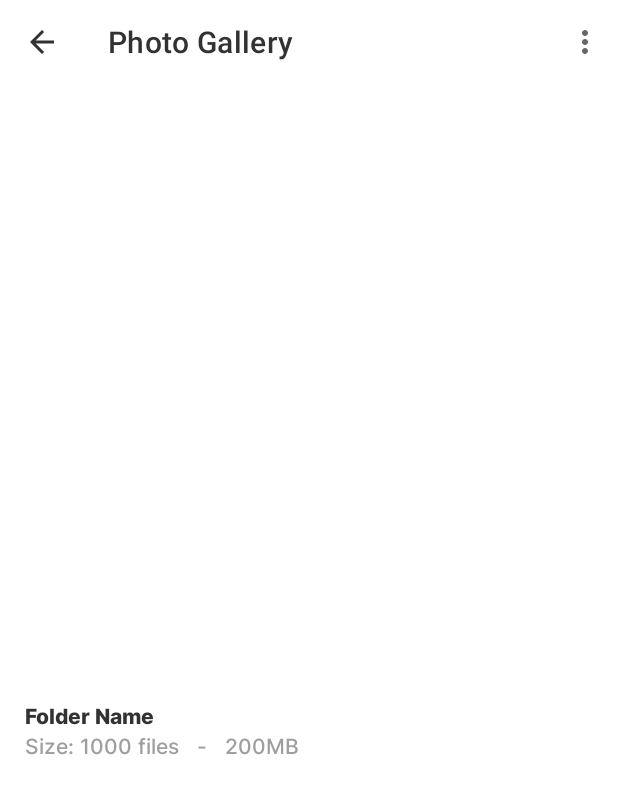
After one commit to doctor-blue/photo-gallery, an Android app built with Jetpack Compose: the layout fragment_copy_moving_file.xml on its own in the app's theme, with its tools: preview values and no code run, on a phone screen of 412 x 824 dp. The commit adds this screen. Shown: the top 794 px of the screen. Run offline under Robolectric (Android 15) with nearby library versions, the phone set to English and light mode, and no system bars.

Commit message:
ui copy & moving files

```diff
--- a/app/src/main/java/com/devcomentry/photogallery/presention/albums/AlbumsFragment.kt
+++ b/app/src/main/java/com/devcomentry/photogallery/presention/albums/AlbumsFragment.kt
@@ -28,7 +28,6 @@ class AlbumsFragment : BaseFragment<FragmentAlbumsBinding>(R.layout.fragment_alb
                     files.map { it.size }.sum()
                 )
             }
-//            folderSize = 0f
 
             albumAdapter.submitList(folderDetails)
             showEmptyLisLayout(folderDetails.isEmpty())
--- a/app/src/main/java/com/devcomentry/photogallery/presention/albums/AlbumsFragmentEx.kt
+++ b/app/src/main/java/com/devcomentry/photogallery/presention/albums/AlbumsFragmentEx.kt
@@ -1,7 +1,6 @@
 package com.devcomentry.photogallery.presention.albums
 
 import android.view.MenuItem
-import android.widget.Toast
 import com.devcomentry.photogallery.R
 import com.devcomentry.photogallery.presention.utils.gone
 import com.devcomentry.photogallery.presention.utils.show
@@ -31,7 +30,6 @@ fun AlbumsFragment.onToolbarItemClick(item: MenuItem) {
         }
         R.id.mnu_settings -> {
             safeNav(R.id.albumsFragment, R.id.settingFragment)
-            Toast.makeText(context, "Setting", Toast.LENGTH_SHORT).show()
         }
     }
 }
--- /dev/null
+++ b/app/src/main/res/drawable/ic_add.xml
@@ -0,0 +1,5 @@
+<vector android:height="24dp" android:tint="#323232"
+    android:viewportHeight="24" android:viewportWidth="24"
+    android:width="24dp" xmlns:android="http://schemas.android.com/apk/res/android">
+    <path android:fillColor="@android:color/white" android:pathData="M19,13h-6v6h-2v-6H5v-2h6V5h2v6h6v2z"/>
+</vector>
--- /dev/null
+++ b/app/src/main/res/layout/fragment_copy_moving_file.xml
@@ -0,0 +1,48 @@
+<?xml version="1.0" encoding="utf-8"?>
+<layout xmlns:android="http://schemas.android.com/apk/res/android"
+    xmlns:app="http://schemas.android.com/apk/res-auto"
+    xmlns:tools="http://schemas.android.com/tools">
+
+    <data>
+
+    </data>
+
+    <androidx.constraintlayout.widget.ConstraintLayout
+        android:layout_width="match_parent"
+        android:layout_height="match_parent">
+
+        <androidx.coordinatorlayout.widget.CoordinatorLayout
+            android:layout_width="match_parent"
+            android:layout_height="match_parent">
+
+            <com.google.android.material.appbar.AppBarLayout
+                android:layout_width="match_parent"
+                android:layout_height="wrap_content"
+                android:orientation="vertical"
+                app:elevation="0dp">
+
+                <androidx.appcompat.widget.Toolbar
+                    android:id="@+id/toolbar"
+                    app:navigationIcon="@drawable/ic_arrow_back"
+                    android:layout_width="match_parent"
+                    android:layout_height="?attr/actionBarSize"
+                    app:layout_scrollFlags="scroll|enterAlways|snap"
+                    app:menu="@menu/album_menu"
+                    app:title="@string/app_name"
+                    app:titleTextColor="@color/text_light" />
+
+            </com.google.android.material.appbar.AppBarLayout>
+
+            <androidx.recyclerview.widget.RecyclerView
+                android:id="@+id/rcv_list_album"
+                android:layout_width="match_parent"
+                android:layout_height="wrap_content"
+                android:layout_marginTop="@dimen/space_screen_small"
+                android:paddingHorizontal="@dimen/space_screen_super_small"
+                app:layout_behavior="@string/appbar_scrolling_view_behavior"
+                tools:listitem="@layout/album_folder_item" />
+
+        </androidx.coordinatorlayout.widget.CoordinatorLayout>
+
+    </androidx.constraintlayout.widget.ConstraintLayout>
+</layout>
--- a/app/src/main/res/values/strings.xml
+++ b/app/src/main/res/values/strings.xml
@@ -38,5 +38,7 @@
     </string-array>
     <string name="file_deleted_mess">File deleted successfully</string>
     <string name="could_not_deleted_file_mess">File couldn\'t be deleted</string>
+    <string name="enter_folder_name_message">Enter your folder name</string>
+    <string name="create_folder">Create folder</string>
 
 </resources>
```
Also changed, not shown: app/src/main/java/com/devcomentry/photogallery/presention/albums/adapter/AlbumAdapter.kt (+16 -0 lines), app/src/main/java/com/devcomentry/photogallery/presention/copy_moving_file/CopyMovingFileFragment.kt (added, +77 -0 lines), app/src/main/java/com/devcomentry/photogallery/presention/file_list/FileListFragmentEx.kt (+9 -0 lines), app/src/main/res/drawable/bg_border_black.xml (added, +8 -0 lines), app/src/main/res/navigation/nav_graph_main.xml (+7 -0 lines).
